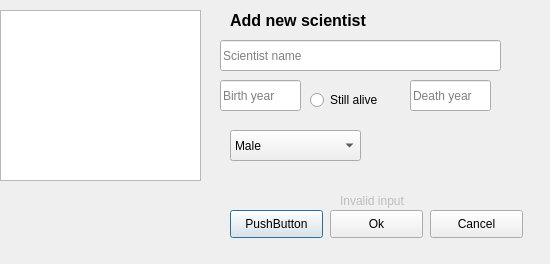
Qt form addscientistdialog.ui (gudmundurb/H22) before a commit.
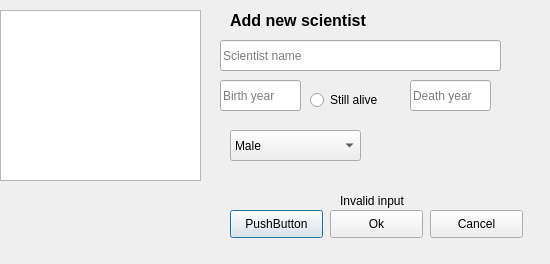
The same form after that commit.

Commit message: Addscientist komid nema mynd :godmode:

Patch:
```diff
--- a/addscientistdialog.ui
+++ b/addscientistdialog.ui
@@ -164,7 +164,7 @@
   </widget>
   <widget class="QLabel" name="InvalidInput">
    <property name="enabled">
-    <bool>false</bool>
+    <bool>true</bool>
    </property>
    <property name="geometry">
     <rect>
```
The commit also changes 1 other file.
